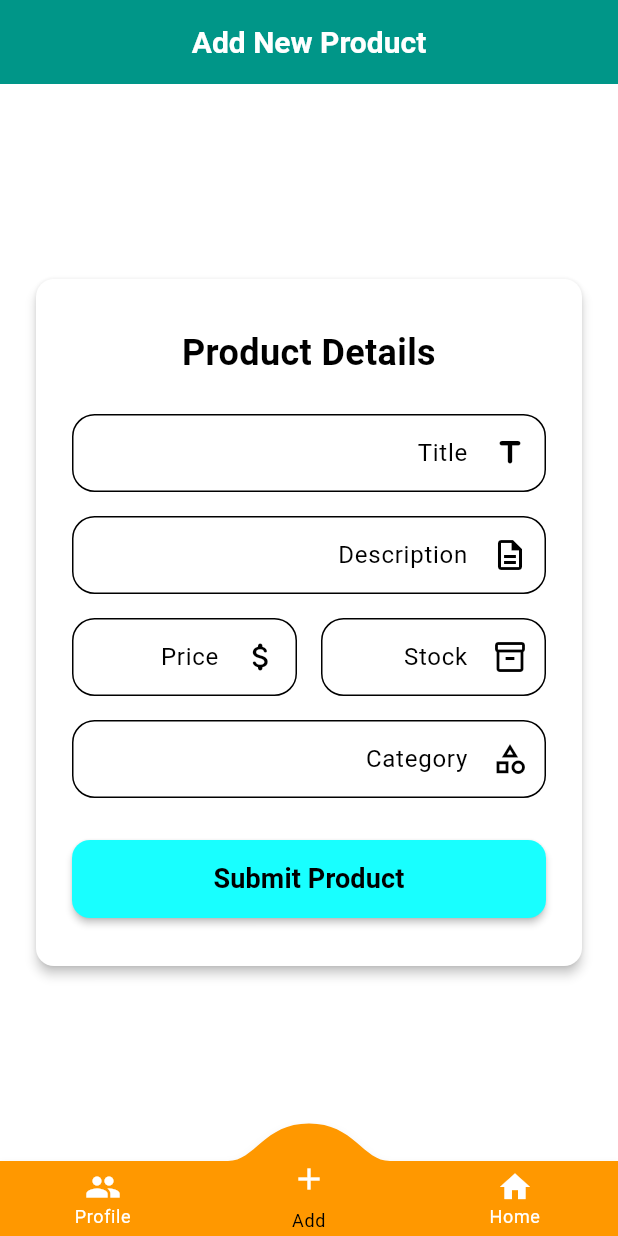
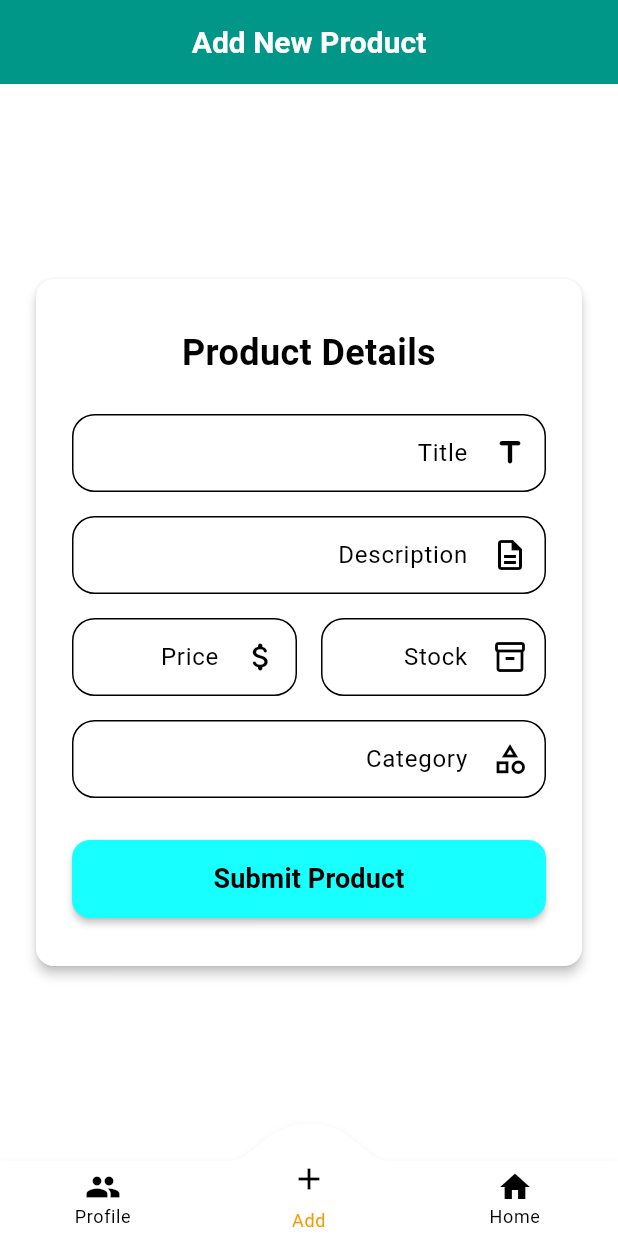
Before and after one commit to KarimTamer74/nti-e-commerce, a Flutter app: the screen it shows after launch, item 2 of the bottom bar chosen, on a phone screen of 412 x 824 dp. Run offline on Flutter 3.47's test engine with Material 3 defaults, Android fonts, the phone set to English and light mode, and no system bars; drawn by our look-alikes of convex_bottom_bar; our stand-ins replace dio, flutter_bloc, logger, lottie, shared_preferences; network calls fail.

Commit message:
feat(theme): implement dark mode and improve theme consistency

```diff
--- a/lib/core/theme/app_theme_cubit.dart
+++ b/lib/core/theme/app_theme_cubit.dart
@@ -5,7 +5,7 @@ import 'package:flutter_bloc/flutter_bloc.dart';
 import 'package:grid_view/core/helper/app_shared_preferences.dart';
 
 class AppThemeCubit extends Cubit<ThemeMode> {
-  AppThemeCubit() : super(ThemeMode.system);
+  AppThemeCubit() : super(ThemeMode.dark);
   final AppPreferences _appPreferences = AppPreferences();
   bool? isDark = false;
   void getTheme() {
--- a/lib/core/theme/app_theme_data.dart
+++ b/lib/core/theme/app_theme_data.dart
@@ -50,6 +50,7 @@ class AppTheme {
       titleTextStyle: TextStyle(color: Colors.black),
       contentPadding: EdgeInsets.all(10),
     ),
+    iconTheme: IconThemeData(color: Colors.black),
   );
 
   static ThemeData get darkTheme => ThemeData(
@@ -64,6 +65,7 @@ class AppTheme {
       backgroundColor: Colors.black,
       centerTitle: true,
     ),
+    iconTheme: IconThemeData(color: Colors.white),
     textTheme: TextTheme(
       displayLarge: TextStyle(color: Colors.white),
       displayMedium: TextStyle(color: Colors.white),
@@ -90,7 +92,11 @@ class AppTheme {
       labelStyle: TextStyle(color: Colors.white),
       hintStyle: TextStyle(color: Colors.white),
       prefixIconColor: Colors.white,
-
+      errorStyle: TextStyle(color: Colors.red, fontSize: 14),
+      errorBorder: OutlineInputBorder(
+        borderRadius: BorderRadius.circular(15),
+        borderSide: BorderSide(color: Colors.black87),
+      ),
       enabledBorder: OutlineInputBorder(
         borderRadius: BorderRadius.circular(15),
       ),
--- a/lib/features/main/presentation/screen/main_screen.dart
+++ b/lib/features/main/presentation/screen/main_screen.dart
@@ -1,6 +1,7 @@
 import 'package:convex_bottom_bar/convex_bottom_bar.dart';
 import 'package:flutter/material.dart';
 import 'package:flutter_bloc/flutter_bloc.dart';
+import 'package:grid_view/core/theme/app_theme_cubit.dart';
 import 'package:grid_view/features/add_product/presentation/screens/add_product_screen.dart';
 import 'package:grid_view/features/home/presentation/cubits/categories_cubit.dart';
 import 'package:grid_view/features/home/presentation/cubits/products_cubit.dart';
@@ -31,24 +32,37 @@ class _MainScreenState extends State<MainScreen> {
 
   @override
   Widget build(BuildContext context) {
+    bool isDark = BlocProvider.of<AppThemeCubit>(context).isDark!;
     return Scaffold(
       body: screens[currentIndex],
       bottomNavigationBar: ConvexAppBar(
-        color: Colors.white,
-        activeColor: Colors.black,
-        backgroundColor: Colors.orange,
+        color: isDark ? Colors.white : Colors.black,
+        activeColor: Colors.orange,
+        backgroundColor: isDark ? Colors.black : Colors.white,
         style: TabStyle.custom,
-        items: const [
+        items: [
           TabItem(
-            icon: Icon(Icons.home, size: 24, color: Colors.white),
+            icon: Icon(
+              Icons.home,
+              size: 24,
+              color: isDark ? Colors.white : Colors.black,
+            ),
             title: 'Home',
           ),
           TabItem(
-            icon: Icon(Icons.add, size: 24, color: Colors.white),
+            icon: Icon(
+              Icons.add,
+              size: 24,
+              color: isDark ? Colors.white : Colors.black,
+            ),
             title: 'Add',
           ),
           TabItem(
-            icon: Icon(Icons.people, size: 24, color: Colors.white),
+            icon: Icon(
+              Icons.people,
+              size: 24,
+              color: isDark ? Colors.white : Colors.black,
+            ),
             title: 'Profile',
           ),
         ],
```
